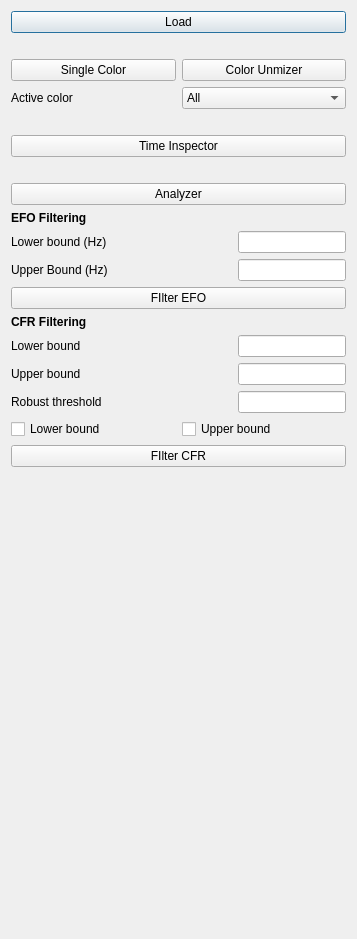
The window that pyminflux/ui/wizard.ui (bsse-scf/pyMINFLUX) describes before a commit, drawn with Qt 5.
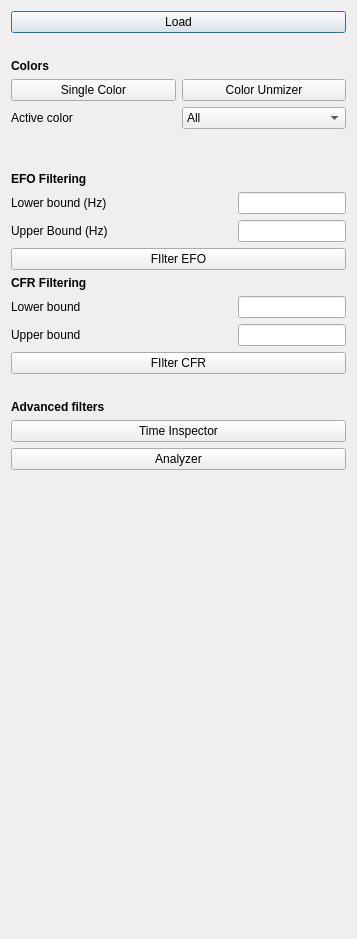
The same window after the commit.

Commit message:
Implement all functionality in the wizard including communication with all other tools.
Refs #50

```diff
--- a/pyminflux/ui/wizard.ui
+++ b/pyminflux/ui/wizard.ui
@@ -64,6 +64,18 @@
        </property>
       </spacer>
      </item>
+     <item>
+      <widget class="QLabel" name="lbColors">
+       <property name="font">
+        <font>
+         <bold>true</bold>
+        </font>
+       </property>
+       <property name="text">
+        <string>Colors</string>
+       </property>
+      </widget>
+     </item>
      <item>
       <layout class="QHBoxLayout" name="color_layout">
        <item>
@@ -114,37 +126,11 @@
        </item>
       </layout>
      </item>
-     <item>
-      <spacer name="verticalSpacer_3">
-       <property name="orientation">
-        <enum>Qt::Vertical</enum>
-       </property>
-       <property name="sizeType">
-        <enum>QSizePolicy::Fixed</enum>
-       </property>
-       <property name="sizeHint" stdset="0">
-        <size>
-         <width>20</width>
-         <height>20</height>
-        </size>
-       </property>
-      </spacer>
-     </item>
-     <item>
-      <widget class="QPushButton" name="pbTimeInspector">
-       <property name="text">
-        <string>Time Inspector</string>
-       </property>
-      </widget>
-     </item>
      <item>
       <spacer name="verticalSpacer_4">
        <property name="orientation">
         <enum>Qt::Vertical</enum>
        </property>
-       <property name="sizeType">
-        <enum>QSizePolicy::Fixed</enum>
-       </property>
        <property name="sizeHint" stdset="0">
         <size>
          <width>20</width>
@@ -153,13 +139,6 @@
        </property>
       </spacer>
      </item>
-     <item>
-      <widget class="QPushButton" name="pbAnalyzer">
-       <property name="text">
-        <string>Analyzer</string>
-       </property>
-      </widget>
-     </item>
      <item>
       <widget class="QLabel" name="lbEFOFiltering">
        <property name="font">
@@ -275,51 +254,6 @@
        </item>
       </layout>
      </item>
-     <item>
-      <layout class="QHBoxLayout" name="robust_threshold_layout">
-       <item>
-        <widget class="QLabel" name="lbCFRSigma">
-         <property name="text">
-          <string>Robust threshold</string>
-         </property>
-        </widget>
-       </item>
-       <item>
-        <widget class="QLineEdit" name="leCFRSigma">
-         <property name="sizePolicy">
-          <sizepolicy hsizetype="Fixed" vsizetype="Fixed">
-           <horstretch>0</horstretch>
-           <verstretch>0</verstretch>
-          </sizepolicy>
-         </property>
-        </widget>
-       </item>
-      </layout>
-     </item>
-     <item>
-      <layout class="QHBoxLayout" name="cfr_bounds_layout">
-       <item>
-        <widget class="QCheckBox" name="cbCFRLowerBound">
-         <property name="contextMenuPolicy">
-          <enum>Qt::DefaultContextMenu</enum>
-         </property>
-         <property name="text">
-          <string>Lower bound</string>
-         </property>
-        </widget>
-       </item>
-       <item>
-        <widget class="QCheckBox" name="cbCFRUpperBound">
-         <property name="contextMenuPolicy">
-          <enum>Qt::DefaultContextMenu</enum>
-         </property>
-         <property name="text">
-          <string>Upper bound</string>
-         </property>
-        </widget>
-       </item>
-      </layout>
-     </item>
      <item>
       <widget class="QPushButton" name="pbCFRFilter">
        <property name="text">
@@ -327,6 +261,48 @@
        </property>
       </widget>
      </item>
+     <item>
+      <spacer name="verticalSpacer_3">
+       <property name="orientation">
+        <enum>Qt::Vertical</enum>
+       </property>
+       <property name="sizeType">
+        <enum>QSizePolicy::Fixed</enum>
+       </property>
+       <property name="sizeHint" stdset="0">
+        <size>
+         <width>20</width>
+         <height>20</height>
+        </size>
+       </property>
+      </spacer>
+     </item>
+     <item>
+      <widget class="QLabel" name="lbFilters">
+       <property name="font">
+        <font>
+         <bold>true</bold>
+        </font>
+       </property>
+       <property name="text">
+        <string>Advanced filters</string>
+       </property>
+      </widget>
+     </item>
+     <item>
+      <widget class="QPushButton" name="pbTimeInspector">
+       <property name="text">
+        <string>Time Inspector</string>
+       </property>
+      </widget>
+     </item>
+     <item>
+      <widget class="QPushButton" name="pbAnalyzer">
+       <property name="text">
+        <string>Analyzer</string>
+       </property>
+      </widget>
+     </item>
     </layout>
    </item>
   </layout>
```
The commit also changes 17 other files.
